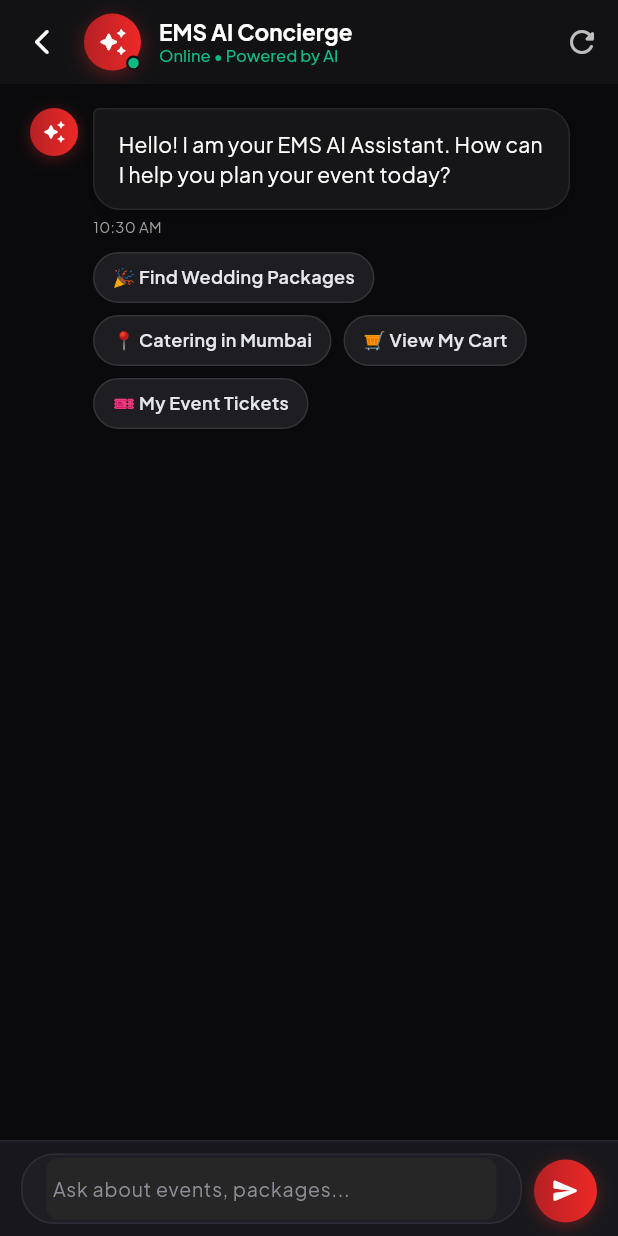
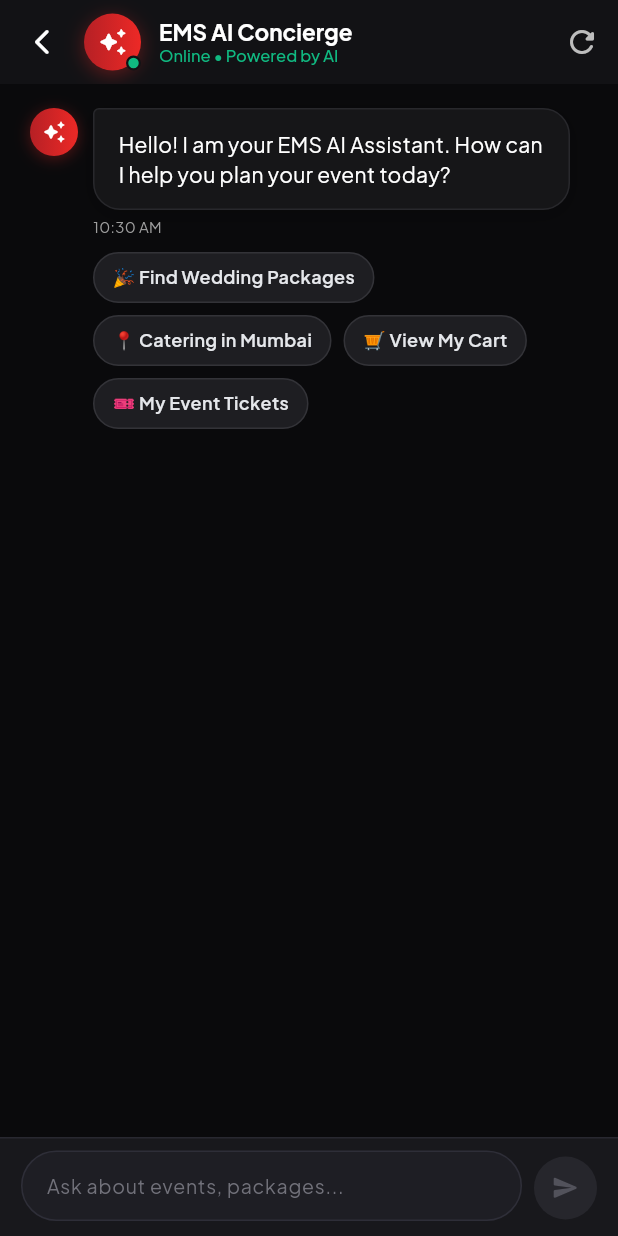
Before and after one commit to revanth-2005/ems-user-app, a Flutter app: the AiChatbotScreen screen opened by its route, on a phone screen of 412 x 824 dp. Run offline on Flutter 3.47's test engine with Material 3 defaults, Android fonts, the phone set to English and light mode, and no system bars; our stand-ins replace cached_network_image, connectivity_plus, dio, firebase_core, firebase_messaging, flutter_cache_manager and 14 more; missing offline and left inert: flutter_web_auth_2, mobile_scanner, razorpay_flutter; accounts and stored records are empty; network calls fail.

Commit message:
refactor: update login credentials and enhance chatbot input UI with dynamic styling and state-driven send button

```diff
--- a/lib/features/auth/presentation/views/login_screen.dart
+++ b/lib/features/auth/presentation/views/login_screen.dart
@@ -15,8 +15,8 @@ class LoginScreen extends HookConsumerWidget {
   @override
   Widget build(BuildContext context, WidgetRef ref) {
     final emailController =
-        useTextEditingController(text: 'revanthwebnox@gmail.com');
-    final passwordController = useTextEditingController(text: '12345678');
+        useTextEditingController(text: 'user@ems.platform');
+    final passwordController = useTextEditingController(text: 'Password123!');
     final formKey = useMemoized(() => GlobalKey<FormState>());
     final loginError = useState<String?>(null);
     final rememberMe = useState(false);
--- a/lib/features/chatbot/presentation/views/ai_chatbot_screen.dart
+++ b/lib/features/chatbot/presentation/views/ai_chatbot_screen.dart
@@ -156,8 +156,7 @@ class _AiChatbotScreenState extends ConsumerState<AiChatbotScreen> {
           ),
         ],
       ),
-      body: SafeArea(
-        child: Column(
+      body: Column(
         children: [
           // Chat Message List
           Expanded(
@@ -183,16 +182,17 @@ class _AiChatbotScreenState extends ConsumerState<AiChatbotScreen> {
           ),
 
           // Message Input Bar
-            SafeArea(
-              top: false,
-              child: Container(
-                padding: const EdgeInsets.symmetric(horizontal: 14, vertical: 8),
+          Container(
             decoration: BoxDecoration(
               color: inputBg,
               border: Border(
                 top: BorderSide(color: borderColor, width: 1),
               ),
             ),
+            child: SafeArea(
+              top: false,
+              child: Padding(
+                padding: const EdgeInsets.fromLTRB(14, 8, 14, 10),
                 child: Row(
                   crossAxisAlignment: CrossAxisAlignment.end,
                   children: [
@@ -201,9 +201,10 @@ class _AiChatbotScreenState extends ConsumerState<AiChatbotScreen> {
                         constraints: const BoxConstraints(maxHeight: 110),
                         decoration: BoxDecoration(
                           color: isDark ? const Color(0xFF1E1E24) : const Color(0xFFF3F4F6),
-                          borderRadius: BorderRadius.circular(22),
+                          borderRadius: BorderRadius.circular(24),
                           border: Border.all(
                             color: isDark ? const Color(0xFF2E2E38) : const Color(0xFFE5E7EB),
+                            width: 1,
                           ),
                         ),
                         padding: const EdgeInsets.symmetric(horizontal: 16, vertical: 2),
@@ -221,9 +222,16 @@ class _AiChatbotScreenState extends ConsumerState<AiChatbotScreen> {
                             hintText: "Ask about events, packages...",
                             hintStyle: GoogleFonts.plusJakartaSans(
                               fontSize: 13,
-                              color: isDark ? const Color(0xFF8E8E98) : const Color(0xFF9CA3AF),
+                              color: isDark ? const Color(0xFF71717A) : const Color(0xFF9CA3AF),
                             ),
+                            filled: false,
+                            fillColor: Colors.transparent,
                             border: InputBorder.none,
+                            enabledBorder: InputBorder.none,
+                            focusedBorder: InputBorder.none,
+                            errorBorder: InputBorder.none,
+                            focusedErrorBorder: InputBorder.none,
+                            disabledBorder: InputBorder.none,
                             isDense: true,
                             contentPadding: const EdgeInsets.symmetric(vertical: 10),
                           ),
@@ -234,37 +242,59 @@ class _AiChatbotScreenState extends ConsumerState<AiChatbotScreen> {
                     const SizedBox(width: 8),
                     Padding(
                       padding: const EdgeInsets.only(bottom: 1),
+                      child: ValueListenableBuilder<TextEditingValue>(
+                        valueListenable: _textController,
+                        builder: (context, value, _) {
+                          final hasText = value.text.trim().isNotEmpty;
+                          return Material(
+                            color: Colors.transparent,
                             child: InkWell(
                               onTap: _handleSend,
                               borderRadius: BorderRadius.circular(22),
-                        child: Container(
+                              child: AnimatedContainer(
+                                duration: const Duration(milliseconds: 180),
                                 width: 42,
                                 height: 42,
                                 decoration: BoxDecoration(
-                            gradient: AppColors.primaryGradient,
+                                  gradient: hasText ? AppColors.primaryGradient : null,
+                                  color: hasText
+                                      ? null
+                                      : (isDark
+                                          ? const Color(0xFF26262C)
+                                          : const Color(0xFFE2E8F0)),
                                   shape: BoxShape.circle,
-                            boxShadow: [
+                                  boxShadow: hasText
+                                      ? [
                                           BoxShadow(
-                                color: AppColors.primary.withValues(alpha: 0.35),
+                                            color: AppColors.primary
+                                                .withValues(alpha: 0.38),
                                             blurRadius: 8,
                                             offset: const Offset(0, 2),
                                           ),
-                            ],
+                                        ]
+                                      : null,
                                 ),
-                          child: const Icon(
+                                child: Icon(
                                   Icons.send_rounded,
-                            color: Colors.white,
+                                  color: hasText
+                                      ? Colors.white
+                                      : (isDark
+                                          ? const Color(0xFF52525B)
+                                          : const Color(0xFF94A3B8)),
                                   size: 19,
                                 ),
                               ),
+                            ),
+                          );
+                        },
                       ),
                     ),
                   ],
                 ),
               ),
             ),
+          ),
         ],
-        ),
       ),
     );
   }
```
Lines whose indentation alone changed are shown as unchanged.
